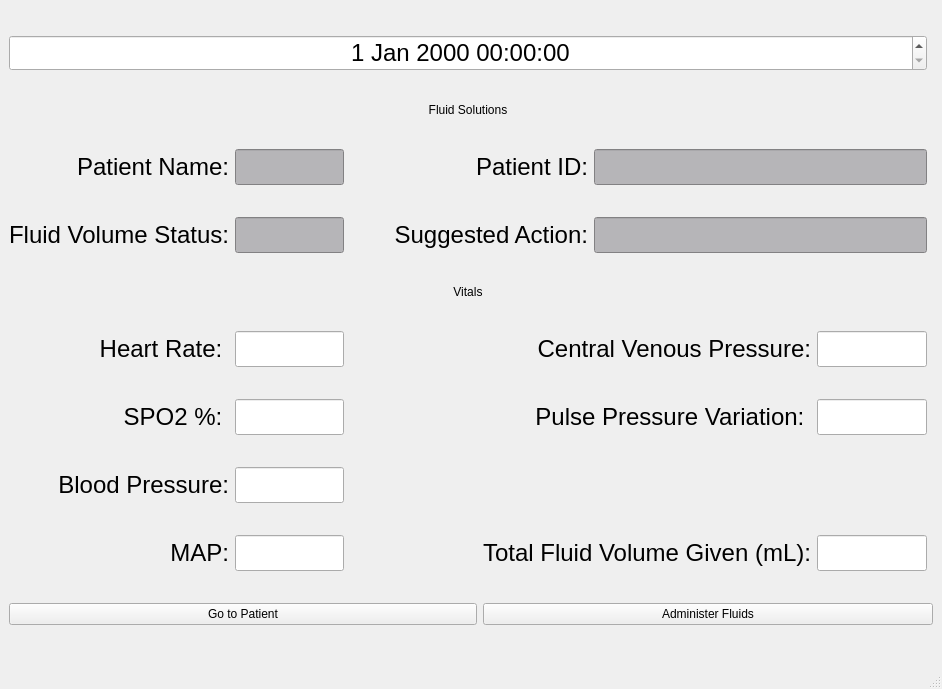
First picture: the form in app/frontend/views/vitalsWindow.ui, repository lmitchell33/Fluid-Solutions, before the edit.
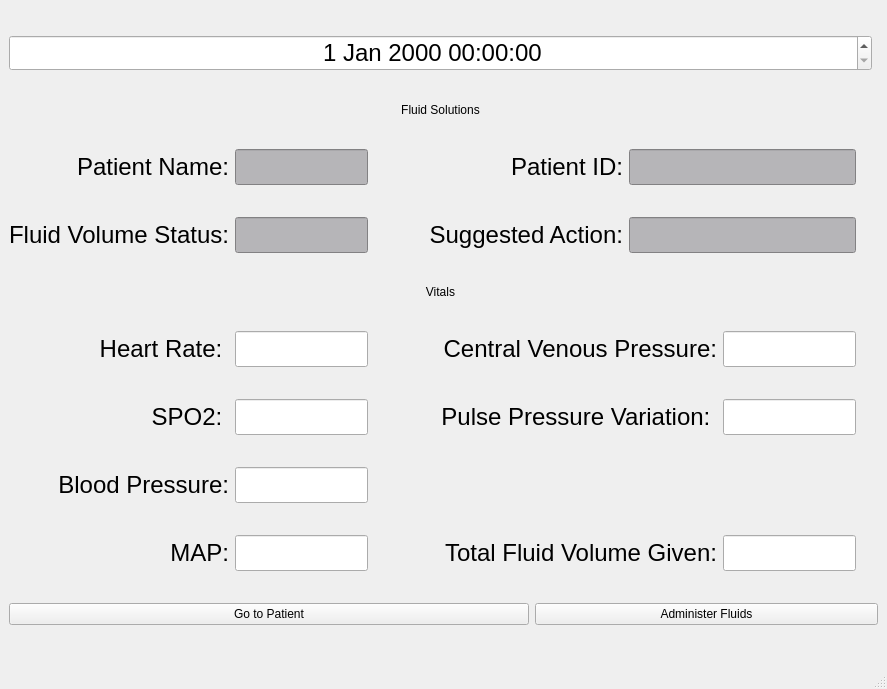
Second picture: the form after the edit.

Commit message: added units to vitals page

The edit to the form file:
```diff
--- a/app/frontend/views/vitalsWindow.ui
+++ b/app/frontend/views/vitalsWindow.ui
@@ -146,7 +146,7 @@
     </item>
 
       <!-- Textbox for Patient ID  -->
-    <item row="2" column="6" colspan="3">
+    <item row="2" column="6" colspan="2">
      <widget class="QLineEdit" name="mrn_value">
       <property name="styleSheet">
        <string notr="true">background-color: rgb(182, 181, 184); font-size: 24px;</string>
@@ -179,7 +179,7 @@
     </item>
 
       <!-- Suggested Actions Textbox -->
-    <item row="3" column="6" colspan="3">
+    <item row="3" column="6" colspan="2">
      <widget class="QLineEdit" name="suggested_action_value">
       <property name="styleSheet">
        <string notr="true">background-color: rgb(182, 181, 184); font-size: 24px;</string>
@@ -258,7 +258,7 @@
         <string notr="true">font-size: 24px;</string>
       </property>
       <property name="text">
-       <string>SPO2 %: </string>
+       <string>SPO2: </string>
       </property>
       <property name="alignment">
        <set>Qt::AlignRight|Qt::AlignTrailing|Qt::AlignVCenter</set>
@@ -342,7 +342,7 @@
     </item>
 
       <!-- Label for CVP -->
-    <item row="5" column="5" colspan="3">
+    <item row="5" column="4" colspan="3">
      <widget class="QLabel" name="cvp_label">
       <property name="styleSheet">
         <string notr="true">font-size: 24px;</string>
@@ -357,7 +357,7 @@
     </item>
 
       <!-- Textbox for CVP -->
-    <item row="5" column="8">
+    <item row="5" column="7">
      <widget class="QLineEdit" name="cvp_value">
       <property name="styleSheet">
         <string notr="true">font-size: 24px;</string>
@@ -371,8 +371,17 @@
      </widget>
     </item>
 
+      <!-- Units for CVP -->
+    <item row="5" column="8">
+      <widget class="QLabel" name="cvp_units">
+        <property name="styleSheet">
+          <string notr="true">font-size: 18px;</string>
+        </property>
+      </widget>
+    </item>
+
       <!-- Label for PPV -->
-    <item row="6" column="5" colspan="3">
+    <item row="6" column="4" colspan="3">
      <widget class="QLabel" name="ppv_label">
       <property name="styleSheet">
         <string notr="true">font-size: 24px;</string>
@@ -387,7 +396,7 @@
     </item>
 
       <!-- Textbox for PPV -->
-    <item row="6" column="8">
+    <item row="6" column="7">
      <widget class="QLineEdit" name="ppv_value">
       <property name="styleSheet">
         <string notr="true">font-size: 24px;</string>
@@ -401,14 +410,23 @@
      </widget>
     </item>
 
+      <!-- Units for PPV -->
+    <item row="6" column="8">
+      <widget class="QLabel" name="ppv_units">
+        <property name="styleSheet">
+          <string notr="true">font-size: 18px;</string>
+        </property>
+      </widget>
+    </item>
+
     <!-- Label for Total Fluid Administered -->
-    <item row="8" column="5" colspan="3">
+    <item row="8" column="4" colspan="3">
      <widget class="QLabel" name="total_fluid_label">
       <property name="styleSheet">
         <string notr="true">font-size: 24px;</string>
       </property>
       <property name="text">
-       <string>Total Fluid Volume Given (mL):</string>
+       <string>Total Fluid Volume Given:</string>
       </property>
       <property name="alignment">
        <set>Qt::AlignRight|Qt::AlignTrailing|Qt::AlignVCenter</set>
@@ -417,7 +435,7 @@
     </item>
 
       <!-- Textbox for fluid volume administration -->
-    <item row="8" column="8">
+    <item row="8" column="7">
      <widget class="QLineEdit" name="total_fluid_value">
       <property name="styleSheet">
         <string notr="true">font-size: 24px;</string>
@@ -431,6 +449,15 @@
      </widget>
     </item>
 
+      <!-- Units for Fluid Volume Admin -->
+    <item row="8" column="8">
+      <widget class="QLabel" name="fluid_volume_units">
+        <property name="styleSheet">
+          <string notr="true">font-size: 18px;</string>
+        </property>
+      </widget>
+    </item>
+
     <!-- Button to open the Popup -->
     <item row="10" column="5" colspan="5">
      <widget class="QPushButton" name="popup_button">
```
Left out of the diff: 36 changed lines with no effect on the pictures. The commit also changes 1 other file.
